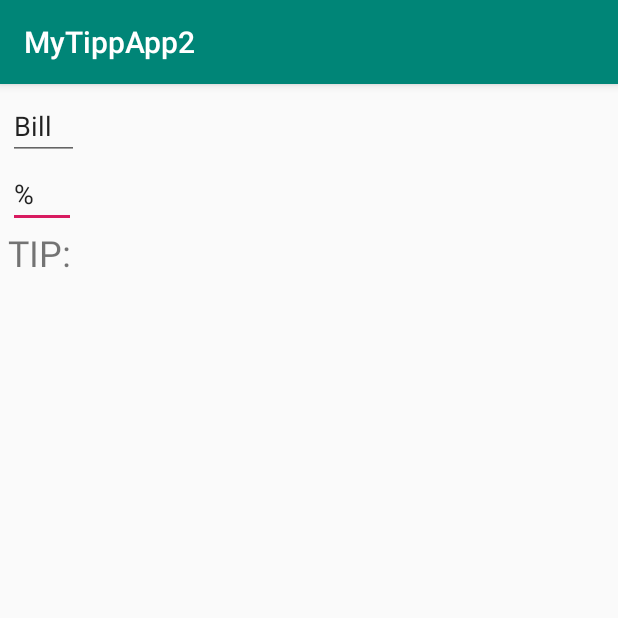
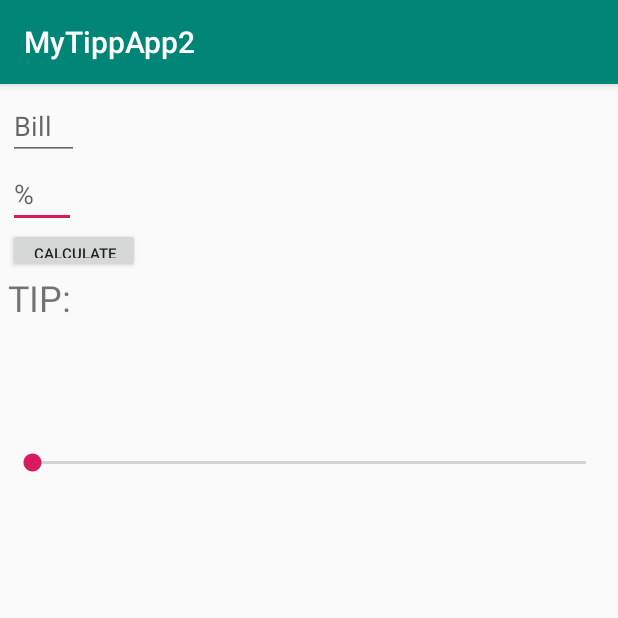
Before and after one commit to cameronchiu/MyTippApp2, an Android app: the screen it shows after launch (MainActivity), on a phone screen of 412 x 824 dp, the top half of it. Run offline under Robolectric (Android 15) with nearby library versions, the phone set to English and light mode, and no system bars.

Commit message:
working app w/out enhancements commit

```diff
--- a/app/src/main/java/com/example/mytippapp2/MainActivity.java
+++ b/app/src/main/java/com/example/mytippapp2/MainActivity.java
@@ -11,7 +11,7 @@ import java.text.DecimalFormat;
 
 public class MainActivity extends AppCompatActivity {
 
-    DecimalFormat df = new DecimalFormat("##%");
+    DecimalFormat df = new DecimalFormat("$#####.00");
 
     @Override
     protected void onCreate(Bundle savedInstanceState) {
@@ -22,7 +22,7 @@ public class MainActivity extends AppCompatActivity {
     }
 
     public void calculateTip(View v){
-        TextView TIP = (TextView) findViewById(R.id.textViewTIP);
+        TextView textViewTipOutput = (TextView) findViewById(R.id.textViewTipOutput);
         EditText bill = (EditText) findViewById(R.id.editTextBill);
         EditText percentage = (EditText) findViewById(R.id.editTextPercentage);
 
@@ -30,7 +30,7 @@ public class MainActivity extends AppCompatActivity {
         double Percentage = Double.parseDouble(percentage.getText().toString());
         double tip = 0;
         tip = Percentage*.01*Bill;
-        TIP.setText(tip.toString());
+        textViewTipOutput.setText(""+df.format(tip));
 
     }
 }
--- a/app/src/main/res/layout/activity_main.xml
+++ b/app/src/main/res/layout/activity_main.xml
@@ -10,7 +10,7 @@
 
     <GridLayout
         android:layout_width="match_parent"
-        android:layout_height="137dp"
+        android:layout_height="256dp"
         android:orientation="vertical">
 
         <EditText
@@ -20,8 +20,8 @@
             android:layout_row="1"
             android:layout_column="0"
             android:ems="10"
-            android:inputType="textPersonName"
-            android:text="%" />
+            android:hint="%"
+            android:inputType="numberDecimal" />
 
         <EditText
             android:id="@+id/editTextBill"
@@ -30,14 +30,14 @@
             android:layout_row="0"
             android:layout_column="0"
             android:ems="10"
-            android:inputType="textPersonName"
-            android:text="Bill" />
+            android:hint="Bill"
+            android:inputType="numberDecimal" />
 
         <TextView
             android:id="@+id/textViewTIP"
             android:layout_width="wrap_content"
             android:layout_height="wrap_content"
-            android:layout_row="2"
+            android:layout_row="3"
             android:layout_column="0"
             android:text="TIP:"
             android:textSize="24sp" />
@@ -46,9 +46,26 @@
             android:id="@+id/textViewTipOutput"
             android:layout_width="wrap_content"
             android:layout_height="wrap_content"
-            android:layout_row="2"
+            android:layout_row="3"
             android:layout_column="1"
             android:textSize="24sp" />
+
+        <Button
+            android:id="@+id/buttonTip"
+            android:layout_width="wrap_content"
+            android:layout_height="30dp"
+            android:layout_row="2"
+            android:layout_column="0"
+            android:onClick="calculateTip"
+            android:text="Calculate"
+            android:textSize="10sp" />
+
+        <SeekBar
+            android:id="@+id/seekBar2"
+            android:layout_width="match_parent"
+            android:layout_height="wrap_content"
+            android:layout_row="5"
+            android:layout_column="0" />
     </GridLayout>
 
 </LinearLayout>
```
